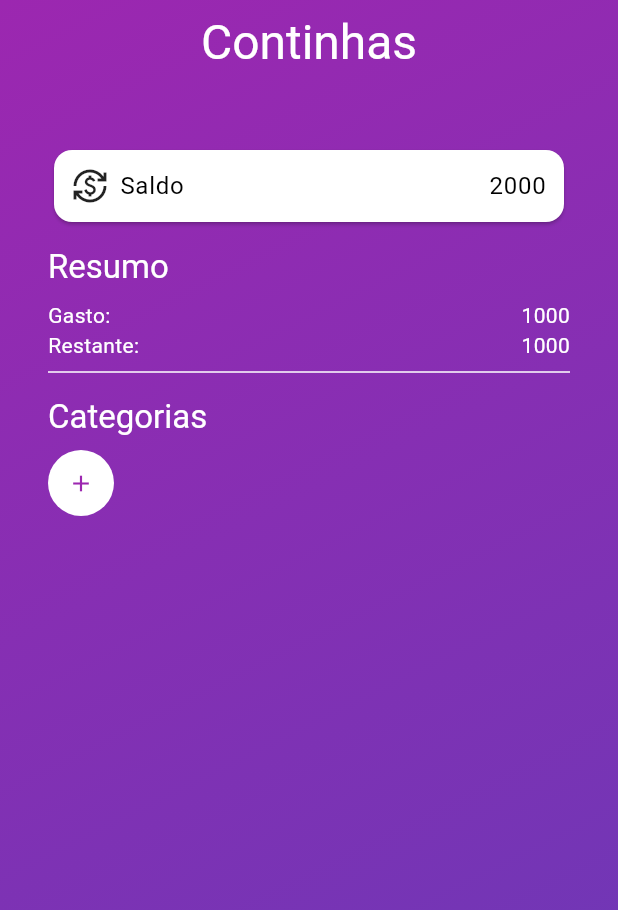
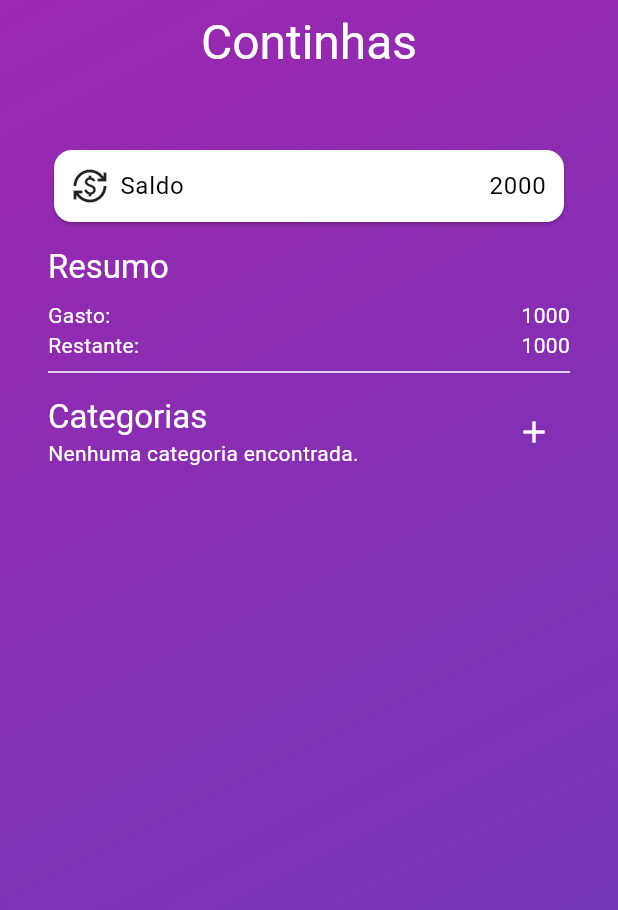
Before and after one commit to eduardobetim/Continhas, a Flutter app: the screen it shows after launch, on a phone screen of 412 x 824 dp. Shown: the top 910 px of the screen. Run offline on Flutter 3.47's test engine with Material 3 defaults, Android fonts, the light colour scheme and no system bars; our stand-ins replace google_fonts; Roboto replaces fonts that are missing (Dosis).

Commit message:
home screen implementation

```diff
--- a/lib/home_screen.dart
+++ b/lib/home_screen.dart
@@ -22,10 +22,9 @@ class _HomeScreenState extends State<HomeScreen> {
         centerTitle: true,
         title: Text(
           'Continhas',
-          style: Theme.of(context)
-              .textTheme
-              .headlineLarge!
-              .copyWith(fontFamily: GoogleFonts.dosis().fontFamily, color: Theme.of(context).colorScheme.onPrimary),
+          style: Theme.of(context).textTheme.headlineLarge!.copyWith(
+              fontFamily: GoogleFonts.dosis().fontFamily,
+              color: Theme.of(context).colorScheme.onPrimary),
         ),
       ),
       body: Container(
@@ -67,13 +66,19 @@ class _HomeScreenState extends State<HomeScreen> {
                           ),
                           Text(
                             'Saldo',
-                            style: Theme.of(context).textTheme.bodyLarge!.copyWith(color: Colors.black),
+                            style: Theme.of(context)
+                                .textTheme
+                                .bodyLarge!
+                                .copyWith(color: Colors.black),
                           ),
                         ],
                       ),
                       Text(
                         '2000',
-                        style: Theme.of(context).textTheme.bodyLarge!.copyWith(color: Colors.black),
+                        style: Theme.of(context)
+                            .textTheme
+                            .bodyLarge!
+                            .copyWith(color: Colors.black),
                       ),
                     ],
                   ),
@@ -84,7 +89,10 @@ class _HomeScreenState extends State<HomeScreen> {
               ),
               Text(
                 'Resumo',
-                style: Theme.of(context).textTheme.titleLarge!.copyWith(color: Colors.white),
+                style: Theme.of(context)
+                    .textTheme
+                    .titleLarge!
+                    .copyWith(color: Colors.white),
               ),
               const SizedBox(
                 height: 8,
@@ -94,11 +102,17 @@ class _HomeScreenState extends State<HomeScreen> {
                 children: [
                   Text(
                     'Gasto:',
-                    style: Theme.of(context).textTheme.bodyMedium!.copyWith(color: Colors.white),
+                    style: Theme.of(context)
+                        .textTheme
+                        .bodyMedium!
+                        .copyWith(color: Colors.white),
                   ),
                   Text(
                     '1000',
-                    style: Theme.of(context).textTheme.bodyMedium!.copyWith(color: Colors.white),
+                    style: Theme.of(context)
+                        .textTheme
+                        .bodyMedium!
+                        .copyWith(color: Colors.white),
                   ),
                 ],
               ),
@@ -107,11 +121,17 @@ class _HomeScreenState extends State<HomeScreen> {
                 children: [
                   Text(
                     'Restante:',
-                    style: Theme.of(context).textTheme.bodyMedium!.copyWith(color: Colors.white),
+                    style: Theme.of(context)
+                        .textTheme
+                        .bodyMedium!
+                        .copyWith(color: Colors.white),
                   ),
                   Text(
                     '1000',
-                    style: Theme.of(context).textTheme.bodyMedium!.copyWith(color: Colors.white),
+                    style: Theme.of(context)
+                        .textTheme
+                        .bodyMedium!
+                        .copyWith(color: Colors.white),
                   ),
                 ],
               ),
@@ -122,24 +142,41 @@ class _HomeScreenState extends State<HomeScreen> {
               const SizedBox(
                 height: 8,
               ),
-              Text(
-                'Categorias',
-                style: Theme.of(context).textTheme.titleLarge!.copyWith(color: Colors.white),
+              Row(
+                mainAxisAlignment: MainAxisAlignment.spaceBetween,
+                crossAxisAlignment: CrossAxisAlignment.center,
+                children: [
+                  Wrap(
+                    direction: Axis.vertical,
+                    children: [
+                      Text(
+                        'Categorias',
+                        style: Theme.of(context)
+                            .textTheme
+                            .titleLarge!
+                            .copyWith(color: Colors.white),
+                      ),
+                      Text(
+                        'Nenhuma categoria encontrada.',
+                        style: Theme.of(context)
+                            .textTheme
+                            .bodyMedium!
+                            .copyWith(color: Colors.white),
+                      ),
+                    ],
+                  ),
+                  IconButton(
+                    onPressed: () {},
+                    icon: Icon(
+                      Icons.add,
+                      color: Colors.white,
+                    ),
+                  ),
+                ],
               ),
               const SizedBox(
                 height: 8,
               ),
-              CircleAvatar(
-                radius: 22,
-                backgroundColor: Colors.white,
-                child: IconButton(
-                    iconSize: 18,
-                    onPressed: () {},
-                    icon: const Icon(
-                      Icons.add,
-                      color: Colors.purple,
-                    )),
-              )
             ],
           ),
         ),
```
Also changed, not shown: 6 other files.
